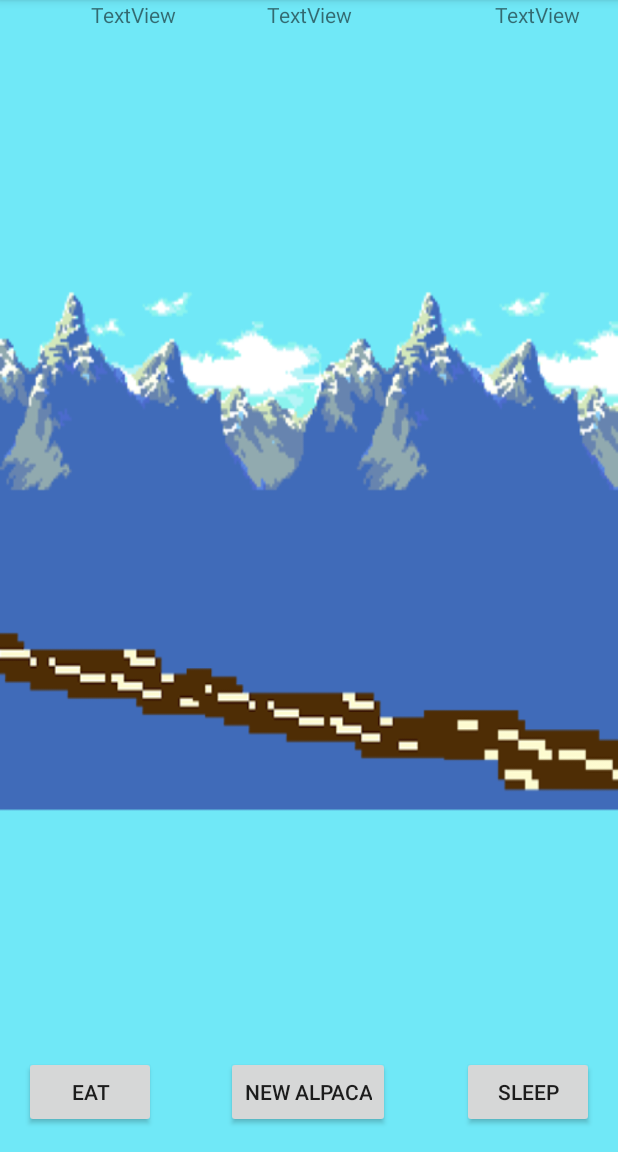
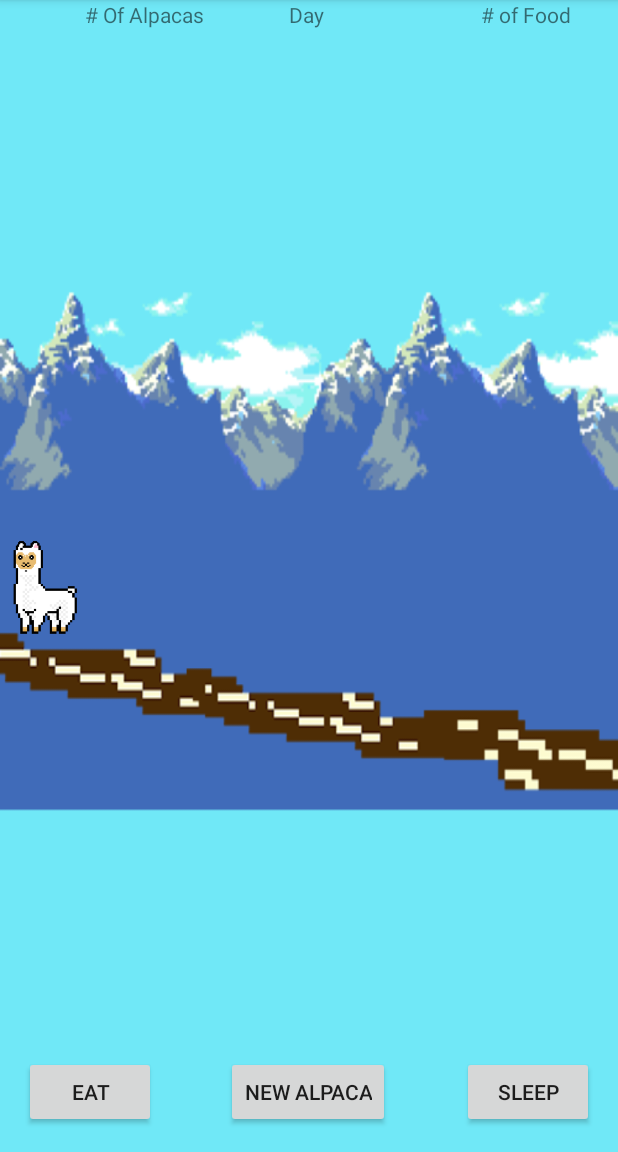
Before and after one commit to KarlS17/CompSciFinal, an Android app: the screen it shows after launch (MainActivity), on a phone screen of 412 x 824 dp, the part 84-1236 px from its top. Run offline under Robolectric (Android 15) with nearby library versions, the phone set to English and light mode, and no system bars.

Commit message:
In class work

```diff
--- a/app/src/main/java/com/example/karls/computersciencefinal/MainActivity.java
+++ b/app/src/main/java/com/example/karls/computersciencefinal/MainActivity.java
@@ -1,56 +1,76 @@
 package com.example.karls.computersciencefinal;
 
-import android.app.DialogFragment;
-import android.app.Fragment;
-import android.app.FragmentTransaction;
+import android.graphics.Point;
+import android.os.Handler;
 import android.support.v7.app.AppCompatActivity;
 import android.os.Bundle;
+import android.view.Display;
 import android.view.View;
+import android.view.WindowManager;
 import android.widget.Button;
+import android.widget.ImageView;
 import android.widget.TextView;
+
+import java.util.Random;
+import java.util.Timer;
+import java.util.TimerTask;
+
+
+//PREVENT FOOD GOING INTO NEGATIVES BEFORE IT UPDATES
 
 public class MainActivity extends AppCompatActivity {
 
-    Alpaca theAlpacas = new Alpaca();
+
+    Random rand = new Random();
+    public void randomNum(){
+        int val = rand.nextInt(10);
+        randomVal = val;
+        int specialnum = rand.nextInt(100);
+        rareVal = specialnum;
+    }
+
+    Alpaca theAlpacas = new Alpaca();   //Creates Alpaca selection
 
     private int day = 0;
     private int food = 15;
+    private int randomVal;
+    private int rareVal;
+
+/////////////////////////////Movement///////////////////////////
+
+    private ImageView regularalpaca1;
+    private ImageView regularalpaca2;
+    private ImageView regularalpaca3;
+    private ImageView regularAlpaca4;
+    private ImageView rareAlpaca;
+
 
     //Screen size
 
     private double screenWidth;
     private double screenHieght;
 
-    TextView numOfAlpacas;
-    TextView foodCount;
+    //Position
+
+    private double regAlpaca1X;
+    private double regAlpacaY;
+
+    //Initalize Class
+
+    private Handler handler = new Handler();
+    private Timer timer = new Timer();
+
+
+    /////////////////////////////////////////////////////////
+
+    TextView numOfAlpacas;  //Textview for number of Alpacas
+    TextView foodCount; //Textview for food counter
     TextView dayCount;  //Textview for Daycount
-
-    public void showDialog() {
-        int mStackLevel=1;
-        mStackLevel++;
-
-        // DialogFragment.show() will take care of adding the fragment
-        // in a transaction.  We also want to remove any currently showing
-        // dialog, so make our own transaction and take care of that here.
-        FragmentTransaction ft = getFragmentManager().beginTransaction();
-        Fragment prev = getFragmentManager().findFragmentByTag("dialog");
-        if (prev != null) {
-            ft.remove(prev);
-        }
-        ft.addToBackStack(null);
-
-        // Create and show the dialog.
-        DialogFragment newFragment = MyDialogFragment.newInstance(mStackLevel);
-        newFragment.show(ft, "dialog");
-    }
-
 
     @Override
     protected void onCreate(Bundle savedInstanceState) {
         super.onCreate(savedInstanceState);
         setContentView(R.layout.activity_main);
-
-
 
 
         Button eatButton = findViewById(R.id.eatButton);    //Creates eat button
@@ -60,6 +80,7 @@ public class MainActivity extends AppCompatActivity {
         this.dayCount = findViewById(R.id.dayCount);
         this.numOfAlpacas = findViewById(R.id.numOfAlpacas);
         this.foodCount = findViewById(R.id.food);
+
 
         //Sleep Button Method
         sleepButton.setOnClickListener(new View.OnClickListener() {
@@ -78,8 +99,9 @@ public class MainActivity extends AppCompatActivity {
                     numOfAlpacas.setText("You are out of Alpacs");
                 }
 
-                if (food<=0)
+                else if (food<=0) {
                     foodCount.setText("You are out of food");
+                }
                 else {
                     int foodNeeded = theAlpacas.getNumOfAlpacas() / 3; //5 if num of alpacas is 15
                     food = food - foodNeeded;
@@ -89,6 +111,91 @@ public class MainActivity extends AppCompatActivity {
 
             }
         });
+
+        newAlpaca.setOnClickListener(new View.OnClickListener(){
+            @Override
+            public void onClick(View v) {
+
+                randomNum();
+
+                if (food<5){
+                    numOfAlpacas.setText("Not enough food");
+                }
+                else if (randomVal > 7) {
+                    food = food -3;
+                    theAlpacas.setNumOfAlpacas(3);
+                    numOfAlpacas.setText(theAlpacas.getNumOfAlpacas() + " Alpacas");
+
+
+                } else if (randomVal>4 & randomVal<7) {
+                    food = food -3;
+                    theAlpacas.setNumOfAlpacas(1);
+                    numOfAlpacas.setText(theAlpacas.getNumOfAlpacas() + " Alpacas");
+                }
+
+                else{
+                    numOfAlpacas.setText(theAlpacas.getNumOfAlpacas() + " Alpacas");
+
+                }
+
+                if (rareVal==99){
+                    //Rare Llama, need to set up eventually
+                    theAlpacas.setNumOfAlpacas(+1);
+                    food = food -3;
+                }
+            }});
+
+        ///////////////////Movement//////////////////
+        regularalpaca1 = (ImageView) findViewById(R.id.regularalpaca1);
+
+        //Gets screen size
+
+        WindowManager wm = getWindowManager();
+        Display disp = wm.getDefaultDisplay();
+        Point size = new Point();
+        disp.getSize(size);
+        screenWidth = size.x;
+        screenHieght = size.y;
+
+
+        //Timer Stuff
+
+        timer.schedule(new TimerTask() {
+            @Override
+            public void run() {
+                handler.post(new Runnable() {
+                    @Override
+                    public void run() {
+                        changePos();
+                    }
+                });
+
+            }
+        },0,20);
+        screenHieght = screenHieght/1.5; //Might reduce travel
+
+
+
+
+
+
+
+
+
+    }
+    public void changePos(){
+
+        //Makes the penguin move up
+        //Also moves it side to side from each reset process
+        regAlpacaY -=3;//Controls speed of penguin, originally at 10
+        // x speed will be faster or slower based off of the number of pingus
+        if(regularalpaca1.getY() + regularalpaca1.getHeight() <0){
+            //regAlpaca1X = 10; //Keeps it in position x1
+            regAlpacaY = screenHieght + 20; //regAlpacaY = screenHieght + 100; //Used to be Y alpaca
+        }
+
+        regularalpaca1.setX((float)regAlpaca1X);
+        regularalpaca1.setY((float)regAlpacaY);
 
 
 
--- a/app/src/main/res/layout/activity_main.xml
+++ b/app/src/main/res/layout/activity_main.xml
@@ -42,7 +42,7 @@
         android:id="@+id/dayCount"
         android:layout_width="wrap_content"
         android:layout_height="wrap_content"
-        android:text="TextView"
+        android:text="Day "
         app:layout_constraintEnd_toEndOf="parent"
         app:layout_constraintStart_toStartOf="parent"
         tools:layout_editor_absoluteY="509dp" />
@@ -50,10 +50,10 @@
     <TextView
         android:id="@+id/numOfAlpacas"
         android:layout_width="wrap_content"
-        android:layout_height="wrap_content"
+        android:layout_height="19dp"
         android:layout_marginEnd="60dp"
         android:layout_marginStart="59dp"
-        android:text="TextView"
+        android:text="# Of Alpacas"
         app:layout_constraintEnd_toStartOf="@+id/dayCount"
         app:layout_constraintStart_toStartOf="parent"
         tools:layout_editor_absoluteY="509dp" />
@@ -64,8 +64,21 @@
         android:layout_height="wrap_content"
         android:layout_marginEnd="25dp"
         android:layout_marginStart="95dp"
-        android:text="TextView"
+        android:text="# of Food"
         app:layout_constraintEnd_toEndOf="parent"
         app:layout_constraintStart_toEndOf="@+id/dayCount"
         tools:layout_editor_absoluteY="509dp" />
+
+    <ImageView
+        android:id="@+id/regularalpaca1"
+        android:layout_width="wrap_content"
+        android:layout_height="wrap_content"
+        android:layout_marginStart="16dp"
+        android:layout_marginTop="16dp"
+        android:adjustViewBounds="true"
+        android:maxHeight="75dp"
+        android:maxWidth="75dp"
+        app:layout_constraintStart_toStartOf="parent"
+        app:layout_constraintTop_toTopOf="parent"
+        app:srcCompat="@drawable/regularalpaca" />
 </android.support.constraint.ConstraintLayout>
```
Also changed, not shown: app/src/main/java/com/example/karls/computersciencefinal/Alpaca.java (+26 -1 lines).
